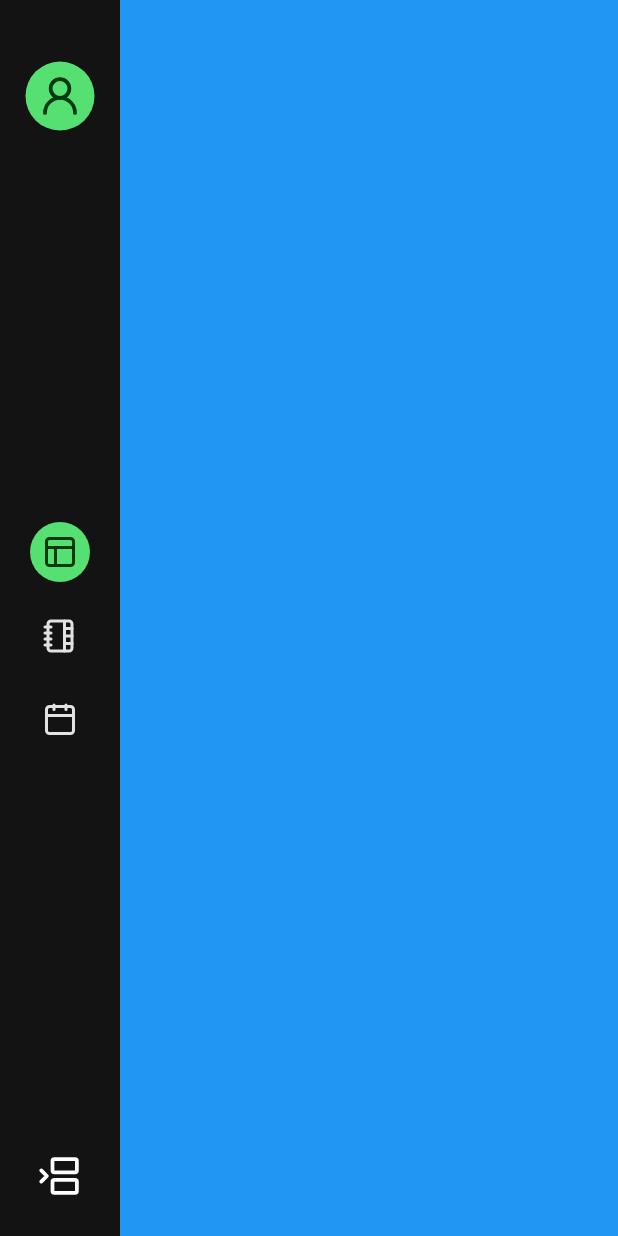
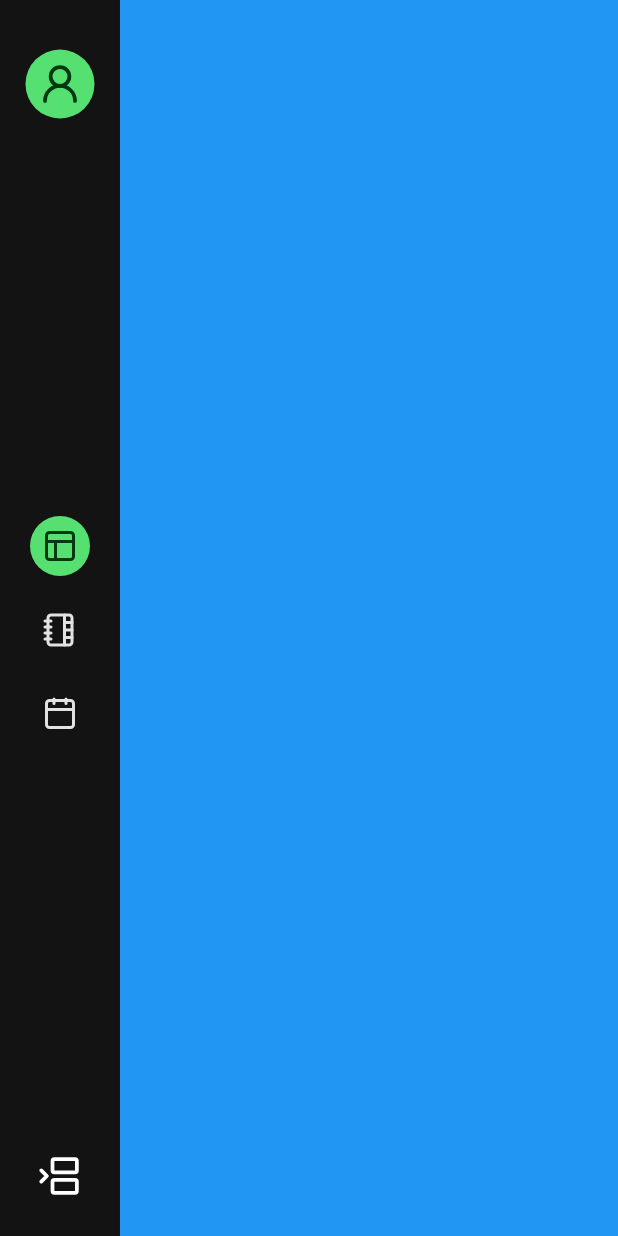
Before and after one commit to zTomz/schulplaner, a Flutter app: the screen it shows after launch, on a phone screen of 412 x 824 dp. Run offline on Flutter 3.47's test engine with Material 3 defaults, Android fonts, the phone set to English and light mode, and no system bars; our stand-ins replace auto_route, equatable, flutter_colorpicker, flutter_hooks, flutter_lucide, flutter_svg and 1 more.

Commit message:
Add SafeArea to CustomNavigationRail

```diff
--- a/lib/features/app_navigation/app_navigation_page.dart
+++ b/lib/features/app_navigation/app_navigation_page.dart
@@ -96,12 +96,13 @@ class CustomNavigationRail extends StatelessWidget {
       decoration: BoxDecoration(
         color: Theme.of(context).colorScheme.surface,
       ),
+      child: SafeArea(
         child: Column(
           crossAxisAlignment: CrossAxisAlignment.center,
           children: [
             Container(
               height: 80,
-            margin: const EdgeInsets.only(top: Spacing.large),
+              margin: const EdgeInsets.only(top: Spacing.medium),
               child: Center(
                 child: IconButton.filled(
                   onPressed: () {
@@ -132,6 +133,7 @@ class CustomNavigationRail extends StatelessWidget {
               ),
             )
           ],
+        ),
       ),
     );
   }
```
Lines whose indentation alone changed are shown as unchanged.
